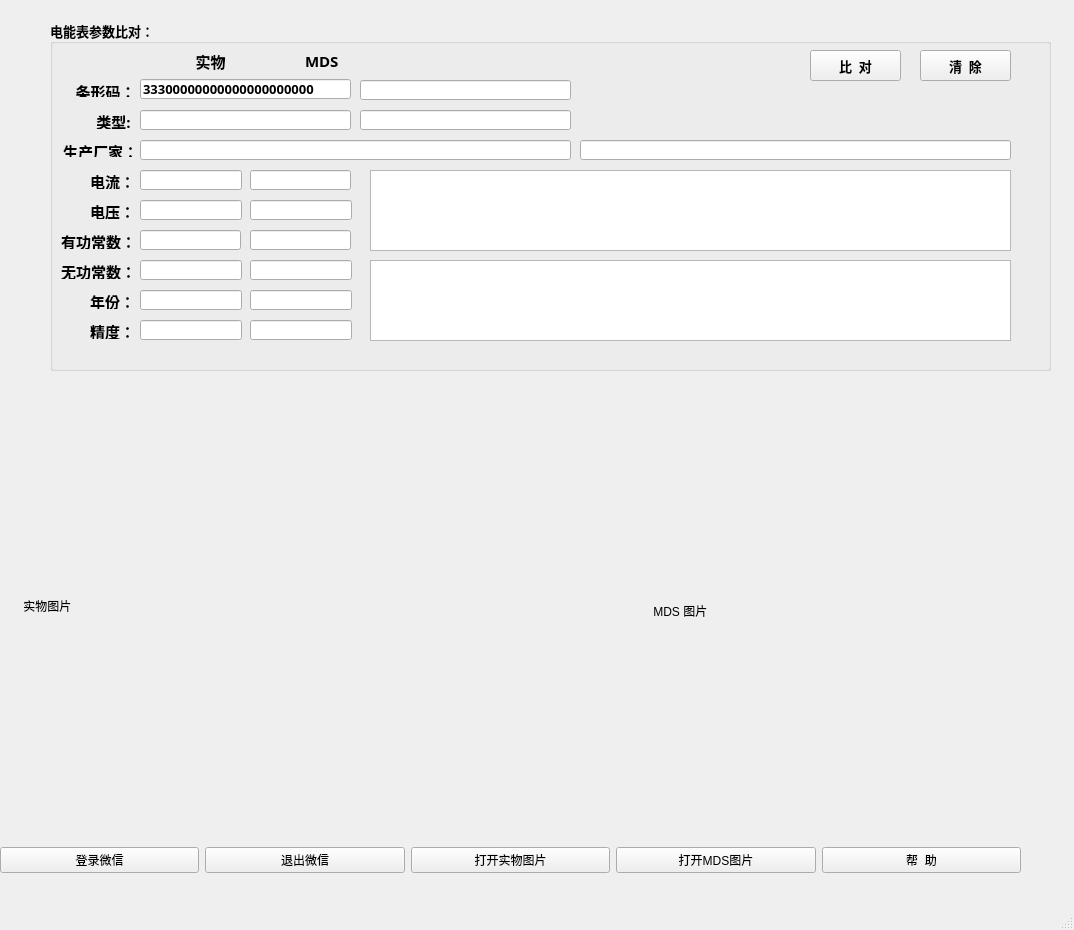
Old version of the form Meter_Parameter.ui in the repository ocean998/Meter_Parameters.
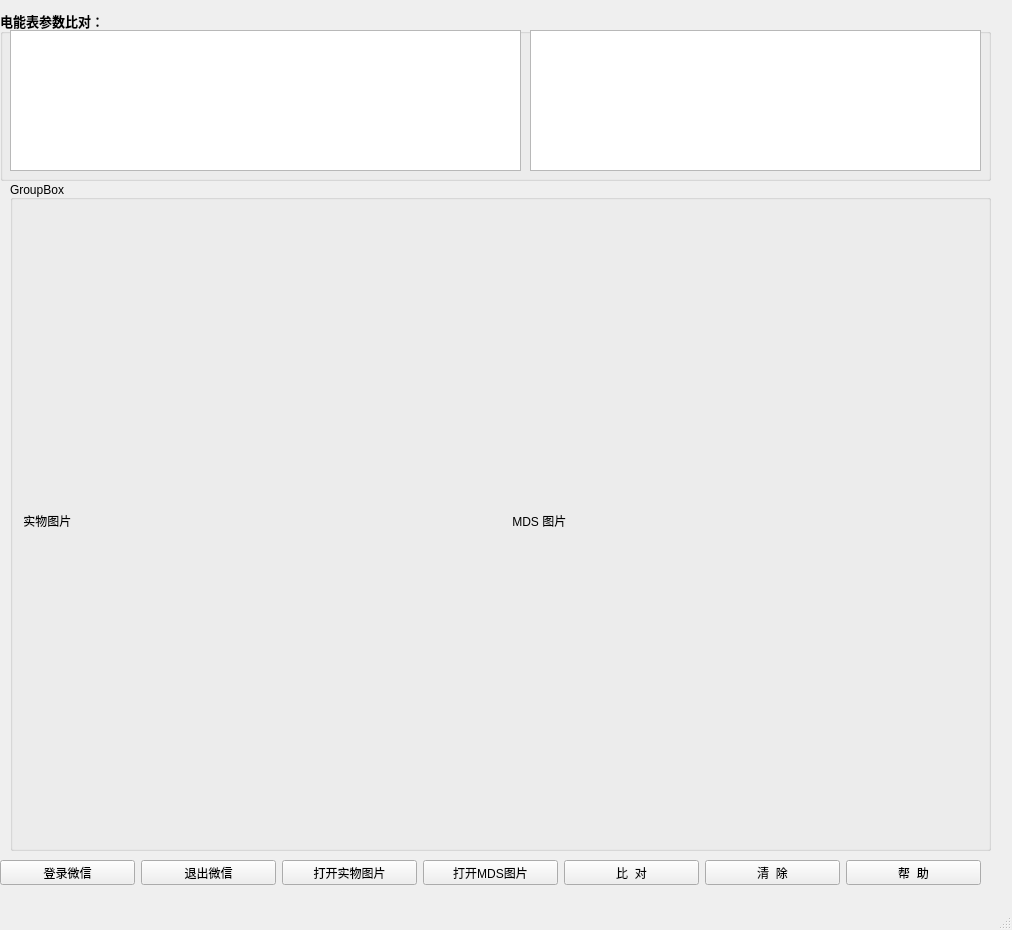
New version of the form.

Commit message: 在文本编辑框中显示比较结果

Patch:
```diff
--- a/Meter_Parameter.ui
+++ b/Meter_Parameter.ui
@@ -6,7 +6,7 @@
    <rect>
     <x>0</x>
     <y>0</y>
-    <width>1074</width>
+    <width>1012</width>
     <height>930</height>
    </rect>
   </property>
@@ -20,10 +20,10 @@
    <widget class="QGroupBox" name="groupBox">
     <property name="geometry">
      <rect>
-      <x>50</x>
-      <y>20</y>
-      <width>1001</width>
-      <height>351</height>
+      <x>0</x>
+      <y>10</y>
+      <width>991</width>
+      <height>171</height>
      </rect>
     </property>
     <property name="font">
@@ -37,483 +37,47 @@
     <property name="title">
      <string>电能表参数比对：</string>
     </property>
-    <widget class="QPushButton" name="pushButton_5">
-     <property name="geometry">
-      <rect>
-       <x>760</x>
-       <y>30</y>
-       <width>91</width>
-       <height>31</height>
-      </rect>
-     </property>
-     <property name="text">
-      <string>比  对</string>
-     </property>
-    </widget>
-    <widget class="QPushButton" name="pushButton_6">
-     <property name="geometry">
-      <rect>
-       <x>870</x>
-       <y>30</y>
-       <width>91</width>
-       <height>31</height>
-      </rect>
-     </property>
-     <property name="text">
-      <string>清  除</string>
-     </property>
-    </widget>
-    <widget class="QLineEdit" name="lineEdit_10">
-     <property name="geometry">
-      <rect>
-       <x>310</x>
-       <y>60</y>
-       <width>211</width>
-       <height>20</height>
-      </rect>
-     </property>
-    </widget>
-    <widget class="QLineEdit" name="lineEdit_2">
-     <property name="geometry">
-      <rect>
-       <x>90</x>
-       <y>59</y>
-       <width>211</width>
-       <height>20</height>
-      </rect>
-     </property>
-     <property name="text">
-      <string>33300000000000000000000</string>
-     </property>
-    </widget>
-    <widget class="QLabel" name="label_25">
-     <property name="geometry">
-      <rect>
-       <x>20</x>
-       <y>60</y>
-       <width>71</width>
-       <height>17</height>
-      </rect>
-     </property>
-     <property name="font">
-      <font>
-       <family>新宋体</family>
-       <pointsize>9</pointsize>
-       <weight>50</weight>
-       <bold>false</bold>
-      </font>
-     </property>
-     <property name="text">
-      <string>&lt;html&gt;&lt;head/&gt;&lt;body&gt;&lt;p align=&quot;center&quot;&gt;&lt;span style=&quot; font-size:11pt; font-weight:600;&quot;&gt;条形码：&lt;/span&gt;&lt;/p&gt;&lt;/body&gt;&lt;/html&gt;</string>
-     </property>
-    </widget>
-    <widget class="QLineEdit" name="lineEdit_9">
-     <property name="geometry">
-      <rect>
-       <x>530</x>
-       <y>120</y>
-       <width>431</width>
-       <height>20</height>
-      </rect>
-     </property>
-    </widget>
-    <widget class="QLabel" name="label_18">
-     <property name="geometry">
-      <rect>
-       <x>10</x>
-       <y>120</y>
-       <width>81</width>
-       <height>17</height>
-      </rect>
-     </property>
-     <property name="font">
-      <font>
-       <family>新宋体</family>
-       <pointsize>9</pointsize>
-       <weight>50</weight>
-       <bold>false</bold>
-      </font>
-     </property>
-     <property name="text">
-      <string>&lt;html&gt;&lt;head/&gt;&lt;body&gt;&lt;p align=&quot;center&quot;&gt;&lt;span style=&quot; font-size:11pt; font-weight:600;&quot;&gt;生产厂家：&lt;/span&gt;&lt;/p&gt;&lt;/body&gt;&lt;/html&gt;</string>
-     </property>
-    </widget>
-    <widget class="QLineEdit" name="lineEdit">
-     <property name="geometry">
-      <rect>
-       <x>90</x>
-       <y>120</y>
-       <width>431</width>
-       <height>20</height>
-      </rect>
-     </property>
-    </widget>
-    <widget class="QLabel" name="label_3">
-     <property name="geometry">
-      <rect>
-       <x>250</x>
-       <y>30</y>
-       <width>41</width>
-       <height>20</height>
-      </rect>
-     </property>
-     <property name="font">
-      <font>
-       <family>新宋体</family>
-       <pointsize>9</pointsize>
-      </font>
-     </property>
-     <property name="text">
-      <string>&lt;html&gt;&lt;head/&gt;&lt;body&gt;&lt;p align=&quot;center&quot;&gt;&lt;span style=&quot; font-size:11pt; font-weight:600;&quot;&gt;MDS &lt;/span&gt;&lt;/p&gt;&lt;/body&gt;&lt;/html&gt;</string>
-     </property>
-     <property name="indent">
-      <number>5</number>
-     </property>
-    </widget>
-    <widget class="QLabel" name="label_2">
-     <property name="geometry">
-      <rect>
-       <x>140</x>
-       <y>30</y>
-       <width>41</width>
-       <height>20</height>
-      </rect>
-     </property>
-     <property name="font">
-      <font>
-       <family>新宋体</family>
-       <pointsize>9</pointsize>
-      </font>
-     </property>
-     <property name="text">
-      <string>&lt;html&gt;&lt;head/&gt;&lt;body&gt;&lt;p align=&quot;center&quot;&gt;&lt;span style=&quot; font-size:11pt; font-weight:600;&quot;&gt;实物&lt;/span&gt;&lt;/p&gt;&lt;/body&gt;&lt;/html&gt;</string>
-     </property>
-    </widget>
-    <widget class="QLineEdit" name="lineEdit_11">
-     <property name="geometry">
-      <rect>
-       <x>310</x>
-       <y>90</y>
-       <width>211</width>
-       <height>20</height>
-      </rect>
-     </property>
-    </widget>
-    <widget class="QLineEdit" name="lineEdit_14">
-     <property name="geometry">
-      <rect>
-       <x>200</x>
-       <y>210</y>
-       <width>101</width>
-       <height>20</height>
-      </rect>
-     </property>
-    </widget>
-    <widget class="QLineEdit" name="lineEdit_15">
-     <property name="geometry">
-      <rect>
-       <x>200</x>
-       <y>240</y>
-       <width>102</width>
-       <height>20</height>
-      </rect>
-     </property>
-    </widget>
-    <widget class="QLineEdit" name="lineEdit_8">
-     <property name="geometry">
-      <rect>
-       <x>90</x>
-       <y>270</y>
-       <width>102</width>
-       <height>20</height>
-      </rect>
-     </property>
-    </widget>
-    <widget class="QLineEdit" name="lineEdit_12">
-     <property name="geometry">
-      <rect>
-       <x>200</x>
-       <y>150</y>
-       <width>101</width>
-       <height>20</height>
-      </rect>
-     </property>
-    </widget>
-    <widget class="QLineEdit" name="lineEdit_7">
-     <property name="geometry">
-      <rect>
-       <x>90</x>
-       <y>240</y>
-       <width>102</width>
-       <height>20</height>
-      </rect>
-     </property>
-    </widget>
-    <widget class="QLineEdit" name="lineEdit_3">
-     <property name="geometry">
-      <rect>
-       <x>90</x>
-       <y>90</y>
-       <width>211</width>
-       <height>20</height>
-      </rect>
-     </property>
-    </widget>
-    <widget class="QLineEdit" name="lineEdit_18">
-     <property name="geometry">
-      <rect>
-       <x>200</x>
-       <y>300</y>
-       <width>102</width>
-       <height>20</height>
-      </rect>
-     </property>
-    </widget>
-    <widget class="QLineEdit" name="lineEdit_6">
-     <property name="geometry">
-      <rect>
-       <x>90</x>
-       <y>210</y>
-       <width>101</width>
-       <height>20</height>
-      </rect>
-     </property>
-    </widget>
-    <widget class="QLineEdit" name="lineEdit_13">
-     <property name="geometry">
-      <rect>
-       <x>200</x>
-       <y>180</y>
-       <width>102</width>
-       <height>20</height>
-      </rect>
-     </property>
-    </widget>
-    <widget class="QLineEdit" name="lineEdit_16">
-     <property name="geometry">
-      <rect>
-       <x>200</x>
-       <y>270</y>
-       <width>102</width>
-       <height>20</height>
-      </rect>
-     </property>
-    </widget>
-    <widget class="QLineEdit" name="lineEdit_5">
-     <property name="geometry">
-      <rect>
-       <x>90</x>
-       <y>180</y>
-       <width>102</width>
-       <height>20</height>
-      </rect>
-     </property>
-    </widget>
-    <widget class="QLineEdit" name="lineEdit_4">
-     <property name="geometry">
-      <rect>
-       <x>90</x>
-       <y>150</y>
-       <width>102</width>
-       <height>20</height>
-      </rect>
-     </property>
-    </widget>
-    <widget class="QLineEdit" name="lineEdit_17">
-     <property name="geometry">
-      <rect>
-       <x>90</x>
-       <y>300</y>
-       <width>102</width>
-       <height>20</height>
-      </rect>
-     </property>
-    </widget>
-    <widget class="QLabel" name="label_27">
-     <property name="geometry">
-      <rect>
-       <x>40</x>
-       <y>300</y>
-       <width>41</width>
-       <height>19</height>
-      </rect>
-     </property>
-     <property name="font">
-      <font>
-       <family>新宋体</family>
-       <pointsize>9</pointsize>
-       <weight>50</weight>
-       <bold>false</bold>
-      </font>
-     </property>
-     <property name="text">
-      <string>&lt;html&gt;&lt;head/&gt;&lt;body&gt;&lt;p align=&quot;center&quot;&gt;&lt;span style=&quot; font-size:11pt; font-weight:600;&quot;&gt;精度：&lt;/span&gt;&lt;/p&gt;&lt;/body&gt;&lt;/html&gt;</string>
-     </property>
-    </widget>
-    <widget class="QLabel" name="label_26">
-     <property name="geometry">
-      <rect>
-       <x>40</x>
-       <y>270</y>
-       <width>41</width>
-       <height>19</height>
-      </rect>
-     </property>
-     <property name="font">
-      <font>
-       <family>新宋体</family>
-       <pointsize>9</pointsize>
-       <weight>50</weight>
-       <bold>false</bold>
-      </font>
-     </property>
-     <property name="text">
-      <string>&lt;html&gt;&lt;head/&gt;&lt;body&gt;&lt;p align=&quot;center&quot;&gt;&lt;span style=&quot; font-size:11pt; font-weight:600;&quot;&gt;年份：&lt;/span&gt;&lt;/p&gt;&lt;/body&gt;&lt;/html&gt;</string>
-     </property>
-    </widget>
-    <widget class="QLabel" name="label_20">
-     <property name="geometry">
-      <rect>
-       <x>40</x>
-       <y>90</y>
-       <width>51</width>
-       <height>19</height>
-      </rect>
-     </property>
-     <property name="font">
-      <font>
-       <family>新宋体</family>
-       <pointsize>9</pointsize>
-       <weight>50</weight>
-       <bold>false</bold>
-      </font>
-     </property>
-     <property name="text">
-      <string>&lt;html&gt;&lt;head/&gt;&lt;body&gt;&lt;p align=&quot;center&quot;&gt;&lt;span style=&quot; font-size:11pt; font-weight:600;&quot;&gt;类型:       &lt;/span&gt;&lt;/p&gt;&lt;/body&gt;&lt;/html&gt;</string>
-     </property>
-    </widget>
-    <widget class="QLabel" name="label_23">
-     <property name="geometry">
-      <rect>
-       <x>10</x>
-       <y>210</y>
-       <width>81</width>
-       <height>19</height>
-      </rect>
-     </property>
-     <property name="font">
-      <font>
-       <family>新宋体</family>
-       <pointsize>9</pointsize>
-       <weight>50</weight>
-       <bold>false</bold>
-      </font>
-     </property>
-     <property name="text">
-      <string>&lt;html&gt;&lt;head/&gt;&lt;body&gt;&lt;p align=&quot;center&quot;&gt;&lt;span style=&quot; font-size:11pt; font-weight:600;&quot;&gt;有功常数：  &lt;/span&gt;&lt;/p&gt;&lt;/body&gt;&lt;/html&gt;</string>
-     </property>
-    </widget>
-    <widget class="QLabel" name="label_21">
-     <property name="enabled">
-      <bool>true</bool>
-     </property>
-     <property name="geometry">
-      <rect>
-       <x>40</x>
-       <y>180</y>
-       <width>41</width>
-       <height>19</height>
-      </rect>
-     </property>
-     <property name="font">
-      <font>
-       <family>新宋体</family>
-       <pointsize>9</pointsize>
-       <weight>50</weight>
-       <bold>false</bold>
-       <kerning>false</kerning>
-      </font>
-     </property>
-     <property name="text">
-      <string>&lt;html&gt;&lt;head/&gt;&lt;body&gt;&lt;p align=&quot;center&quot;&gt;&lt;span style=&quot; font-size:11pt; font-weight:600;&quot;&gt;电压：&lt;/span&gt;&lt;/p&gt;&lt;/body&gt;&lt;/html&gt;</string>
-     </property>
-     <property name="textFormat">
-      <enum>Qt::RichText</enum>
-     </property>
-    </widget>
-    <widget class="QLabel" name="label_19">
-     <property name="geometry">
-      <rect>
-       <x>40</x>
-       <y>150</y>
-       <width>41</width>
-       <height>19</height>
-      </rect>
-     </property>
-     <property name="font">
-      <font>
-       <family>新宋体</family>
-       <pointsize>9</pointsize>
-       <weight>50</weight>
-       <bold>false</bold>
-      </font>
-     </property>
-     <property name="text">
-      <string>&lt;html&gt;&lt;head/&gt;&lt;body&gt;&lt;p align=&quot;center&quot;&gt;&lt;span style=&quot; font-size:11pt; font-weight:600;&quot;&gt;电流：&lt;/span&gt;&lt;/p&gt;&lt;/body&gt;&lt;/html&gt;</string>
-     </property>
-    </widget>
-    <widget class="QLabel" name="label_22">
-     <property name="geometry">
-      <rect>
-       <x>10</x>
-       <y>240</y>
-       <width>81</width>
-       <height>19</height>
-      </rect>
-     </property>
-     <property name="font">
-      <font>
-       <family>新宋体</family>
-       <pointsize>9</pointsize>
-       <weight>50</weight>
-       <bold>false</bold>
-      </font>
-     </property>
-     <property name="text">
-      <string>&lt;html&gt;&lt;head/&gt;&lt;body&gt;&lt;p align=&quot;center&quot;&gt;&lt;span style=&quot; font-size:11pt; font-weight:600;&quot;&gt;无功常数：  &lt;/span&gt;&lt;/p&gt;&lt;/body&gt;&lt;/html&gt;</string>
-     </property>
-    </widget>
     <widget class="QTextEdit" name="textEdit">
      <property name="geometry">
       <rect>
-       <x>320</x>
-       <y>150</y>
-       <width>641</width>
-       <height>81</height>
+       <x>10</x>
+       <y>20</y>
+       <width>511</width>
+       <height>141</height>
       </rect>
      </property>
+     <property name="font">
+      <font>
+       <pointsize>10</pointsize>
+      </font>
+     </property>
     </widget>
-    <widget class="QTextBrowser" name="textBrowser">
+    <widget class="QTextEdit" name="textEdit_2">
      <property name="geometry">
       <rect>
-       <x>320</x>
-       <y>240</y>
-       <width>641</width>
-       <height>81</height>
+       <x>530</x>
+       <y>20</y>
+       <width>451</width>
+       <height>141</height>
       </rect>
      </property>
+     <property name="font">
+      <font>
+       <pointsize>10</pointsize>
+      </font>
+     </property>
     </widget>
    </widget>
-   <widget class="QWidget" name="horizontalLayoutWidget_2">
+   <widget class="QWidget" name="horizontalLayoutWidget">
     <property name="geometry">
      <rect>
       <x>0</x>
-      <y>840</y>
-      <width>1021</width>
-      <height>41</height>
+      <y>860</y>
+      <width>981</width>
+      <height>25</height>
      </rect>
     </property>
-    <layout class="QHBoxLayout" name="horizontalLayout_2">
+    <layout class="QHBoxLayout" name="horizontalLayout">
      <item>
       <widget class="QPushButton" name="pushButton_4">
        <property name="text">
@@ -542,6 +106,20 @@
        </property>
       </widget>
      </item>
+     <item>
+      <widget class="QPushButton" name="pushButton_5">
+       <property name="text">
+        <string>比  对</string>
+       </property>
+      </widget>
+     </item>
+     <item>
+      <widget class="QPushButton" name="pushButton_6">
+       <property name="text">
+        <string>清  除</string>
+       </property>
+      </widget>
+     </item>
      <item>
       <widget class="QPushButton" name="pushButton_7">
        <property name="text">
@@ -551,34 +129,53 @@
      </item>
     </layout>
    </widget>
-   <widget class="QLabel" name="label">
-    <property name="enabled">
-     <bool>true</bool>
-    </property>
+   <widget class="QGroupBox" name="groupBox_2">
     <property name="geometry">
      <rect>
       <x>10</x>
-      <y>410</y>
-      <width>501</width>
-      <height>391</height>
+      <y>180</y>
+      <width>981</width>
+      <height>671</height>
      </rect>
     </property>
-    <property name="text">
-     <string>    实物图片</string>
+    <property name="title">
+     <string>GroupBox</string>
     </property>
-   </widget>
-   <widget class="QLabel" name="label_4">
-    <property name="geometry">
-     <rect>
-      <x>640</x>
-      <y>420</y>
-      <width>401</width>
-      <height>381</height>
-     </rect>
+    <property name="alignment">
+     <set>Qt::AlignBottom|Qt::AlignJustify</set>
     </property>
-    <property name="text">
-     <string>    MDS 图片</string>
-    </property>
+    <widget class="QWidget" name="horizontalLayoutWidget_2">
+     <property name="geometry">
+      <rect>
+       <x>0</x>
+       <y>10</y>
+       <width>971</width>
+       <height>661</height>
+      </rect>
+     </property>
+     <layout class="QHBoxLayout" name="horizontalLayout_2">
+      <property name="sizeConstraint">
+       <enum>QLayout::SetMaximumSize</enum>
+      </property>
+      <item>
+       <widget class="QLabel" name="label">
+        <property name="enabled">
+         <bool>true</bool>
+        </property>
+        <property name="text">
+         <string>    实物图片</string>
+        </property>
+       </widget>
+      </item>
+      <item>
+       <widget class="QLabel" name="label_4">
+        <property name="text">
+         <string>    MDS 图片</string>
+        </property>
+       </widget>
+      </item>
+     </layout>
+    </widget>
    </widget>
   </widget>
   <widget class="QMenuBar" name="menubar">
```
Left out of the diff: 2 changed lines with no effect on the pictures. The commit also changes 2 other files.
